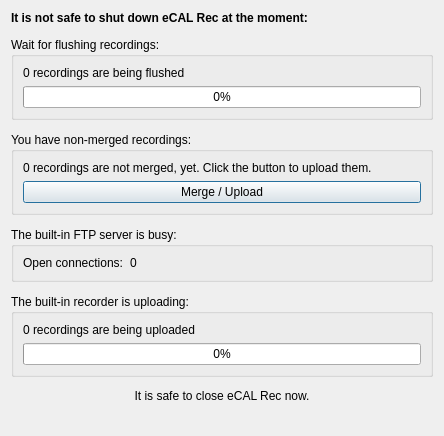
Before: the Qt Designer form app/rec/rec_gui/src/widgets/wait_for_shutdown_dialog/wait_for_shutdown_dialog.ui in eclipse-ecal/ecal, drawn with Qt 5.
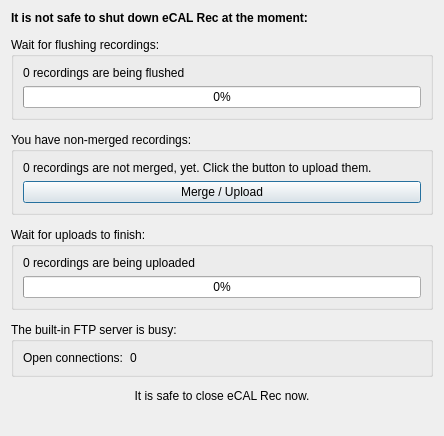
After: the same form once the commit is applied. Icons and pictures are not drawn.

Commit message: * eCAL v5.7.0: * common:   * static code analysis fixes   * ecal unit test cmake fix * apps:   * ecal recorder     * recording of none alphanumeric topic names fixed     * delete measurements after upload     * retry failed uploads     * fixed crash on Windows 7

```diff
--- a/app/rec/rec_gui/src/widgets/wait_for_shutdown_dialog/wait_for_shutdown_dialog.ui
+++ b/app/rec/rec_gui/src/widgets/wait_for_shutdown_dialog/wait_for_shutdown_dialog.ui
@@ -89,6 +89,38 @@
      </layout>
     </widget>
    </item>
+   <item>
+    <widget class="QGroupBox" name="wait_for_uploads_groupbox">
+     <property name="title">
+      <string>Wait for uploads to finish:</string>
+     </property>
+     <layout class="QVBoxLayout" name="verticalLayout_4">
+      <item>
+       <widget class="QLabel" name="wait_for_uploads_label">
+        <property name="text">
+         <string>0 recordings are being uploaded</string>
+        </property>
+        <property name="wordWrap">
+         <bool>true</bool>
+        </property>
+       </widget>
+      </item>
+      <item>
+       <widget class="QProgressBar" name="wait_for_uploads_progressbar">
+        <property name="maximum">
+         <number>10000</number>
+        </property>
+        <property name="value">
+         <number>0</number>
+        </property>
+        <property name="alignment">
+         <set>Qt::AlignCenter</set>
+        </property>
+       </widget>
+      </item>
+     </layout>
+    </widget>
+   </item>
    <item>
     <widget class="QGroupBox" name="built_in_ftp_server_busy_groupbox">
      <property name="title">
@@ -118,38 +150,6 @@
      </layout>
     </widget>
    </item>
-   <item>
-    <widget class="QGroupBox" name="built_in_recorder_uploading_groupbox">
-     <property name="title">
-      <string>The built-in recorder is uploading:</string>
-     </property>
-     <layout class="QVBoxLayout" name="verticalLayout_4">
-      <item>
-       <widget class="QLabel" name="built_in_recorder_uploading_label">
-        <property name="text">
-         <string>0 recordings are being uploaded</string>
-        </property>
-        <property name="wordWrap">
-         <bool>true</bool>
-        </property>
-       </widget>
-      </item>
-      <item>
-       <widget class="QProgressBar" name="built_in_recorder_uploading_progressbar">
-        <property name="maximum">
-         <number>10000</number>
-        </property>
-        <property name="value">
-         <number>0</number>
-        </property>
-        <property name="alignment">
-         <set>Qt::AlignCenter</set>
-        </property>
-       </widget>
-      </item>
-     </layout>
-    </widget>
-   </item>
    <item>
     <widget class="QLabel" name="safe_to_exit_label">
      <property name="text">
```
The commit also changes 62 other files.
